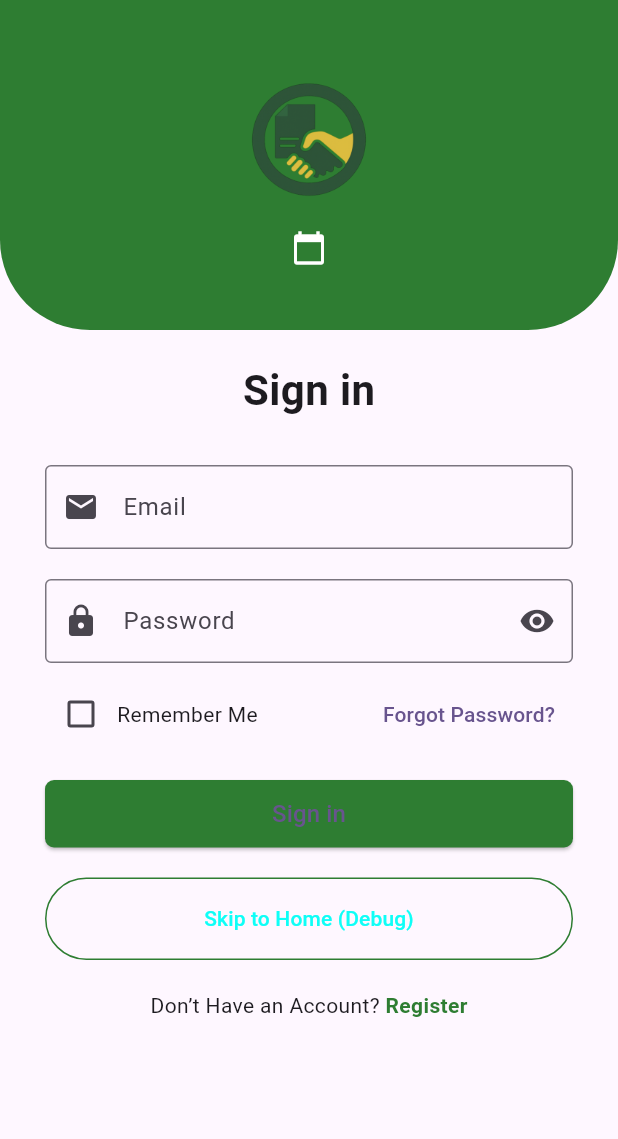
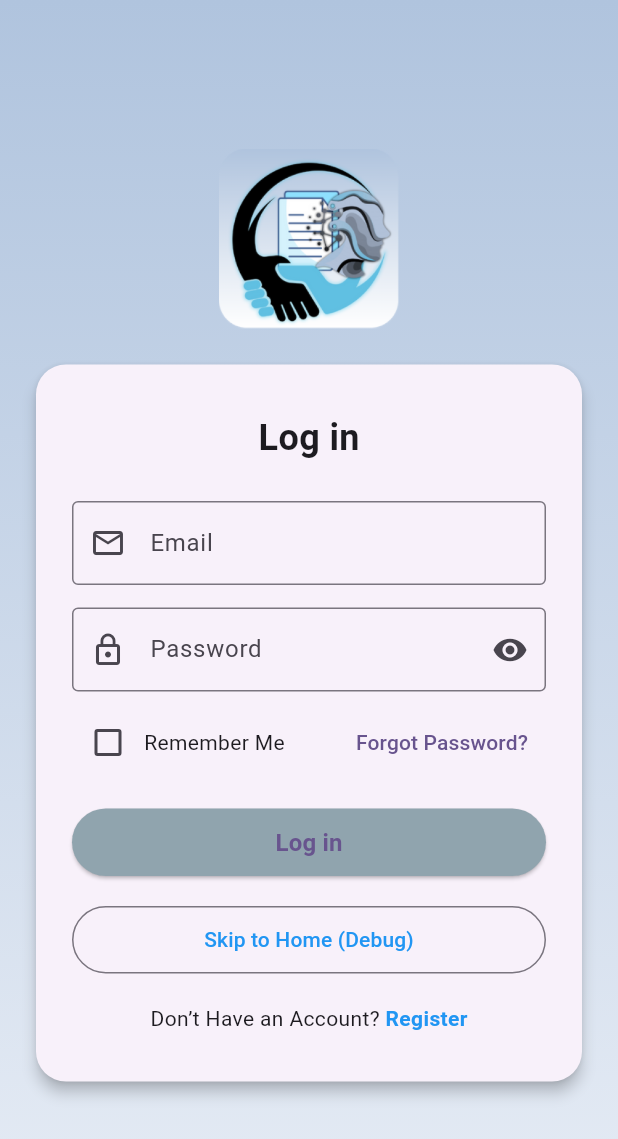
Before and after one commit to christian0507341/RegistrarConnect, a Flutter app: the LoginPage screen opened by its route, on a phone screen of 412 x 824 dp. Shown: the top 1139 px of the screen. Run offline on Flutter 3.47's test engine with Material 3 defaults, Android fonts, the light colour scheme and no system bars; our stand-ins replace dio, equatable, flutter_bloc, flutter_secure_storage, table_calendar; accounts and stored records are empty.

Commit message:
Updated login looks

```diff
--- a/mobile/lib/features/auth/presentation/pages/login_page.dart
+++ b/mobile/lib/features/auth/presentation/pages/login_page.dart
@@ -53,72 +53,72 @@ class _LoginPageState extends State<LoginPage> {
           builder: (context, state) {
             final loading = state is AuthLoading;
 
-            return Column(
-              children: [
-                // 🔹 Green curved header with logo
-                Container(
+            return Container(
               width: double.infinity,
-                  height: 220,
+              height: double.infinity,
               decoration: const BoxDecoration(
-                    color: Color(0xFF2E7D32), // dark green
-                    borderRadius: BorderRadius.only(
-                      bottomLeft: Radius.circular(60),
-                      bottomRight: Radius.circular(60),
+                gradient: LinearGradient(
+                  colors: [Color(0xFFB0C4DE), Color(0xFFE6ECF5)], // light blue gradient
+                  begin: Alignment.topCenter,
+                  end: Alignment.bottomCenter,
                 ),
               ),
+              child: Center(
+                child: SingleChildScrollView(
+                  padding: const EdgeInsets.all(20),
                   child: Column(
                     mainAxisAlignment: MainAxisAlignment.center,
                     children: [
+                      // 🔹 Logo
                       Image.asset(
-                        "assets/images/logo.png", // 👈 put your logo here
-                        width: 100,
-                        height: 100,
+                        "assets/images/logo.png",
+                        width: 120,
+                        height: 120,
                       ),
-                      const SizedBox(height: 10),
-                      const Icon(Icons.calendar_today, color: Colors.white),
-                    ],
+                      const SizedBox(height: 20),
+
+                      // 🔹 White card
+                      Card(
+                        shape: RoundedRectangleBorder(
+                          borderRadius: BorderRadius.circular(20),
                         ),
-                ),
-
-                // 🔹 White card content
-                Expanded(
-                  child: SingleChildScrollView(
+                        elevation: 4,
+                        child: Padding(
                           padding: const EdgeInsets.symmetric(
-                        horizontal: 30, vertical: 20),
-                    child: Center(
+                              horizontal: 24, vertical: 32),
                           child: ConstrainedBox(
-                        constraints: const BoxConstraints(maxWidth: 420),
+                            constraints: const BoxConstraints(maxWidth: 400),
                             child: Column(
                               crossAxisAlignment: CrossAxisAlignment.center,
                               children: [
                                 const Text(
-                              "Sign in",
+                                  "Log in",
                                   style: TextStyle(
-                                fontSize: 28,
+                                    fontSize: 24,
                                     fontWeight: FontWeight.bold,
                                   ),
                                 ),
-                            const SizedBox(height: 30),
+                                const SizedBox(height: 25),
 
-                            // Email input
+                                // Email
                                 TextField(
                                   controller: emailController,
                                   keyboardType: TextInputType.emailAddress,
                                   decoration: const InputDecoration(
-                                prefixIcon: Icon(Icons.email),
-                                labelText: "Email",
+                                    prefixIcon: Icon(Icons.email_outlined),
+                                    hintText: "Email",
                                     border: OutlineInputBorder(),
                                   ),
                                 ),
-                            const SizedBox(height: 20),
+                                const SizedBox(height: 15),
 
-                            // Password input
+                                // Password
                                 TextField(
                                   controller: passwordController,
                                   obscureText: obscureText,
                                   decoration: InputDecoration(
-                                prefixIcon: const Icon(Icons.lock),
-                                labelText: "Password",
+                                    prefixIcon: const Icon(Icons.lock_outline),
+                                    hintText: "Password",
                                     border: const OutlineInputBorder(),
                                     suffixIcon: IconButton(
                                       icon: Icon(obscureText
@@ -131,72 +131,68 @@ class _LoginPageState extends State<LoginPage> {
                                 ),
                                 const SizedBox(height: 10),
 
-                            // Remember Me + Forgot Password
+                                // Remember Me + Forgot
                                 Row(
-                              mainAxisAlignment: MainAxisAlignment.spaceBetween,
+                                  mainAxisAlignment:
+                                      MainAxisAlignment.spaceBetween,
                                   children: [
                                     Row(
                                       children: [
                                         Checkbox(
                                           value: rememberMe,
                                           onChanged: (val) {
-                                        setState(() => rememberMe = val ?? false);
+                                            setState(() =>
+                                                rememberMe = val ?? false);
                                           },
                                         ),
                                         const Text("Remember Me"),
                                       ],
                                     ),
                                     TextButton(
-                                  onPressed: () {
-                                    // TODO: forgot password
-                                  },
+                                      onPressed: () {},
                                       child: const Text("Forgot Password?"),
                                     ),
                                   ],
                                 ),
                                 const SizedBox(height: 20),
 
-                            // Sign in button
+                                // Login button
                                 SizedBox(
                                   width: double.infinity,
                                   height: 45,
                                   child: ElevatedButton(
                                     style: ElevatedButton.styleFrom(
-                                  backgroundColor: const Color(0xFF2E7D32),
-                                  shape: RoundedRectangleBorder(
-                                    borderRadius: BorderRadius.circular(6),
-                                  ),
+                                      backgroundColor: Colors.blueGrey[300],
                                     ),
                                     onPressed: loading ? null : _submit,
                                     child: Text(
-                                  loading ? "Signing in…" : "Sign in",
-                                  style: const TextStyle(fontSize: 16),
+                                      loading ? "Signing in…" : "Log in",
+                                      style: const TextStyle(
+                                          fontSize: 16,
+                                          fontWeight: FontWeight.bold),
                                     ),
                                   ),
                                 ),
                                 const SizedBox(height: 20),
 
-                            // 🔹 Debug button: Skip to Home
+                                // Debug button
                                 SizedBox(
                                   width: double.infinity,
-                              height: 55,
+                                  height: 45,
                                   child: OutlinedButton(
-                                style: OutlinedButton.styleFrom(
-                                  side: const BorderSide(color: Color(0xFF2E7D32)),
-                                ),
                                     onPressed: () {
-                                  Navigator.pushReplacementNamed(context, '/home');
+                                      Navigator.pushReplacementNamed(
+                                          context, '/home');
                                     },
                                     child: const Text(
                                       "Skip to Home (Debug)",
-                                  style: TextStyle(color: Color.fromARGB(255, 14, 255, 247)),
+                                      style: TextStyle(color: Colors.blue),
                                     ),
                                   ),
                                 ),
                                 const SizedBox(height: 20),
 
-
-                            // Register link
+                                // Register
                                 Row(
                                   mainAxisAlignment: MainAxisAlignment.center,
                                   children: [
@@ -205,13 +201,15 @@ class _LoginPageState extends State<LoginPage> {
                                       onTap: () {
                                         Navigator.push(
                                           context,
-                                      MaterialPageRoute(builder: (context) => const RegisterPage()),
+                                          MaterialPageRoute(
+                                              builder: (context) =>
+                                                  const RegisterPage()),
                                         );
                                       },
                                       child: const Text(
                                         "Register",
                                         style: TextStyle(
-                                      color: Color(0xFF2E7D32),
+                                          color: Colors.blue,
                                           fontWeight: FontWeight.bold,
                                         ),
                                       ),
@@ -223,8 +221,10 @@ class _LoginPageState extends State<LoginPage> {
                           ),
                         ),
                       ),
+                    ],
                   ),
-              ],
+                ),
+              ),
             );
           },
         ),
--- a/mobile/lib/main.dart
+++ b/mobile/lib/main.dart
@@ -15,18 +15,15 @@
 import 'features/onboarding/presentation/pages/onboarding_screen.dart';
 
 // Home & Notifications
-import 'features/home/presentation/pages/home_page.dart';
 import 'features/home/presentation/pages/home_container.dart';
 import 'features/home/presentation/bloc/home_bloc.dart';
 import 'features/home/data/repositories/activity_repository_impl.dart';
-import 'features/notifications/presentation/pages/notification_page.dart';
 import 'features/notifications/presentation/bloc/notification_bloc.dart';
 import 'features/notifications/data/repositories/notification_repository_impl.dart';
 
 // Appointment
 import 'features/appointment/presentation/bloc/appointment_bloc.dart';
 import 'features/appointment/data/repositories/appointment_repository_impl.dart';
-import 'features/appointment/presentation/pages/calendar_page.dart';
 import 'features/appointment/presentation/pages/add_appointment_page.dart';
 
 // Global wrapper
@@ -75,7 +72,9 @@
           colorScheme: ColorScheme.fromSeed(seedColor: Colors.deepPurple),
         ),
         debugShowCheckedModeBanner: false,
-        home: const HomeContainer(),
+
+        // 👇 FIX: Start from onboarding instead of home
+        initialRoute: '/',
         onGenerateRoute: (settings) {
           late Widget page;
           bool showFab = true;
@@ -92,6 +91,9 @@
             case '/register':
               page = const RegisterPage();
               showFab = false;
+              break;
+            case '/home':
+              page = const HomeContainer();
               break;
             case '/add_appointment':
               page = AddAppointmentPage(selectedDate: DateTime.now());
```
Also changed, not shown: mobile/assets/images/logo.png. Lines whose indentation alone changed are shown as unchanged.
